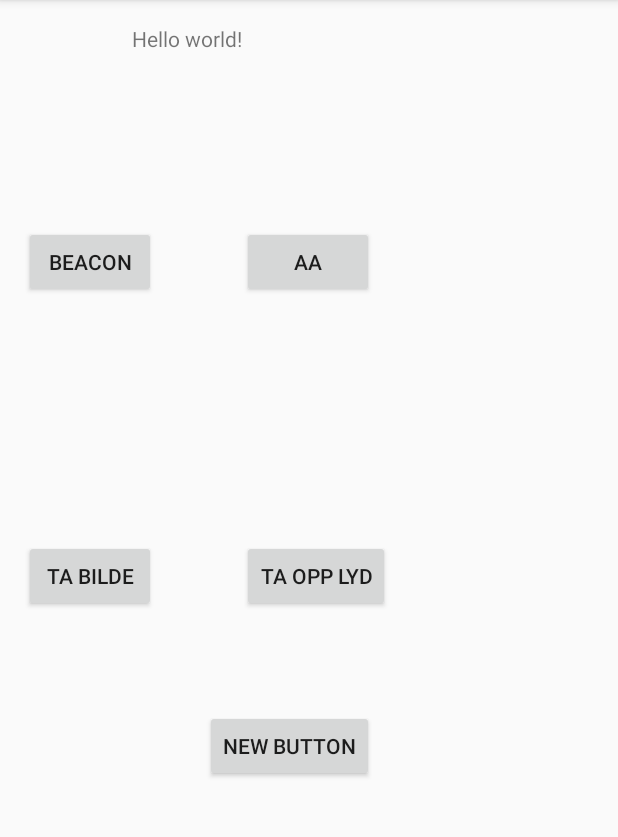
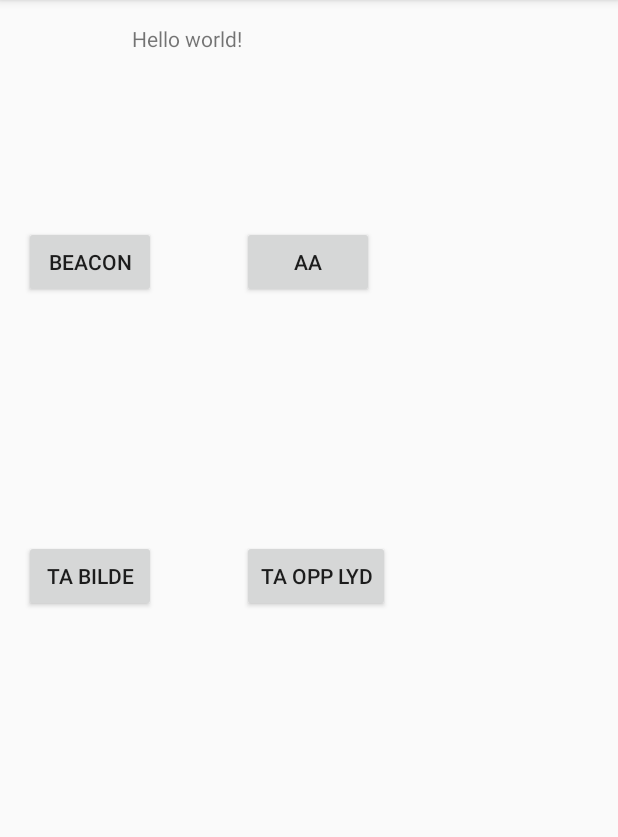
Before and after one commit to inger987/BeaconBeachler, an Android app: the screen it shows after launch (MainPage), on a phone screen of 412 x 824 dp, the part 84-921 px from its top. Run offline under Robolectric (Android 15) with nearby library versions, the phone set to English and light mode, and no system bars.

Commit message:
hei til dg og

```diff
--- a/app/src/main/res/layout/activity_main_page.xml
+++ b/app/src/main/res/layout/activity_main_page.xml
@@ -46,13 +46,4 @@
         android:layout_toEndOf="@+id/button3"
         android:layout_marginStart="57dp" />
 
-    <Button
-        android:layout_width="wrap_content"
-        android:layout_height="wrap_content"
-        android:text="New Button"
-        android:id="@+id/button5"
-        android:layout_below="@+id/button"
-        android:layout_alignEnd="@+id/button4"
-        android:layout_marginTop="65dp" />
-
 </RelativeLayout>
```
